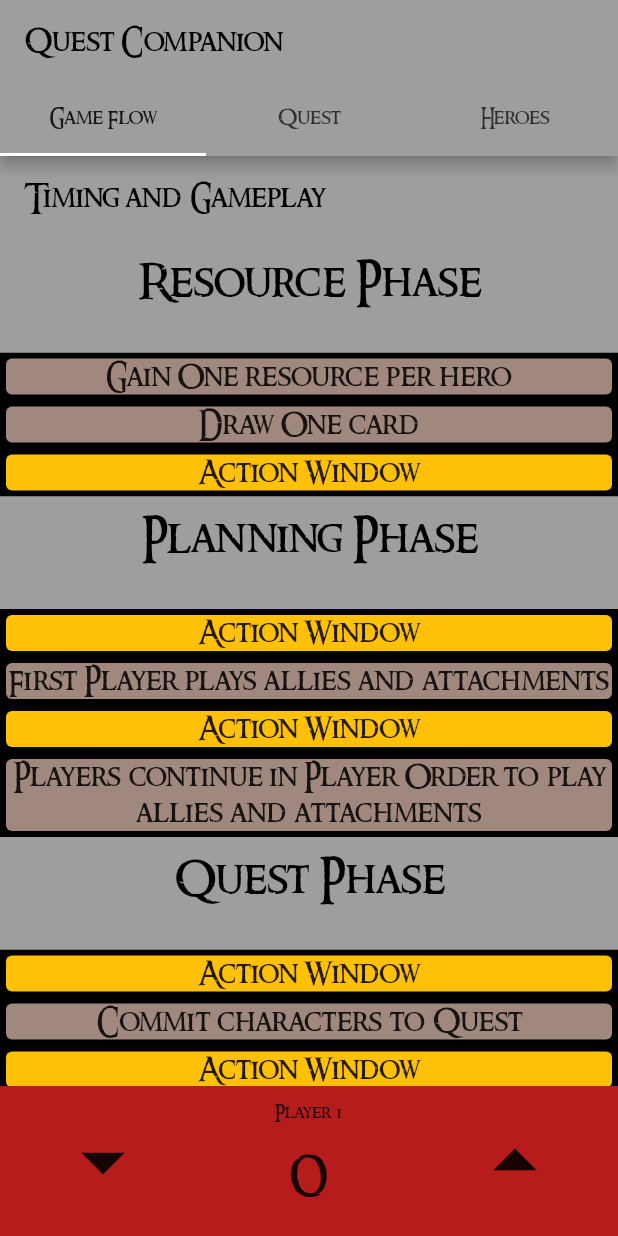
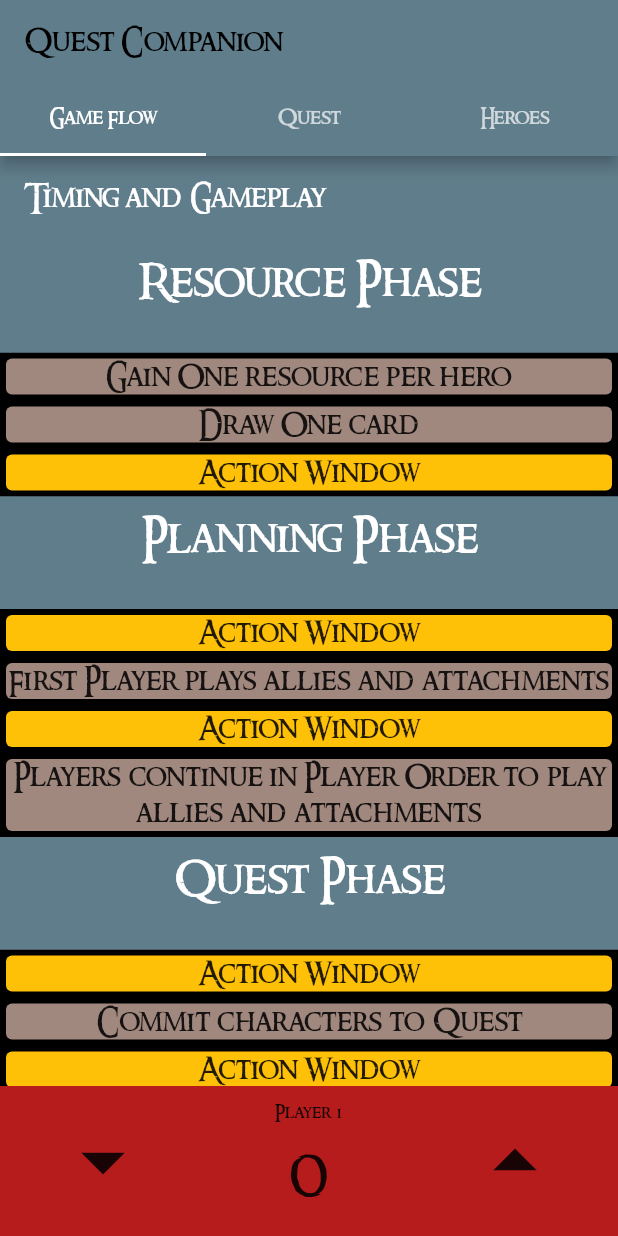
Before and after one commit to tannar-j/quest_companion, a Flutter app: the screen it shows after launch, on a phone screen of 412 x 824 dp. Run offline on Flutter 3.47's test engine with Material 2 defaults, Android fonts, the phone set to English and light mode, and no system bars.

Commit message:
Main Color
Change color

```diff
--- a/lib/main.dart
+++ b/lib/main.dart
@@ -25,7 +25,7 @@ class MyApp extends StatelessWidget {
       title: 'Quest Companion',
       theme: ThemeData(
         fontFamily: 'Ringbearer',
-        primarySwatch: Colors.grey,
+        primarySwatch: Colors.blueGrey,
       ),
       home: const DefaultTabController(
           length: 3,
```
